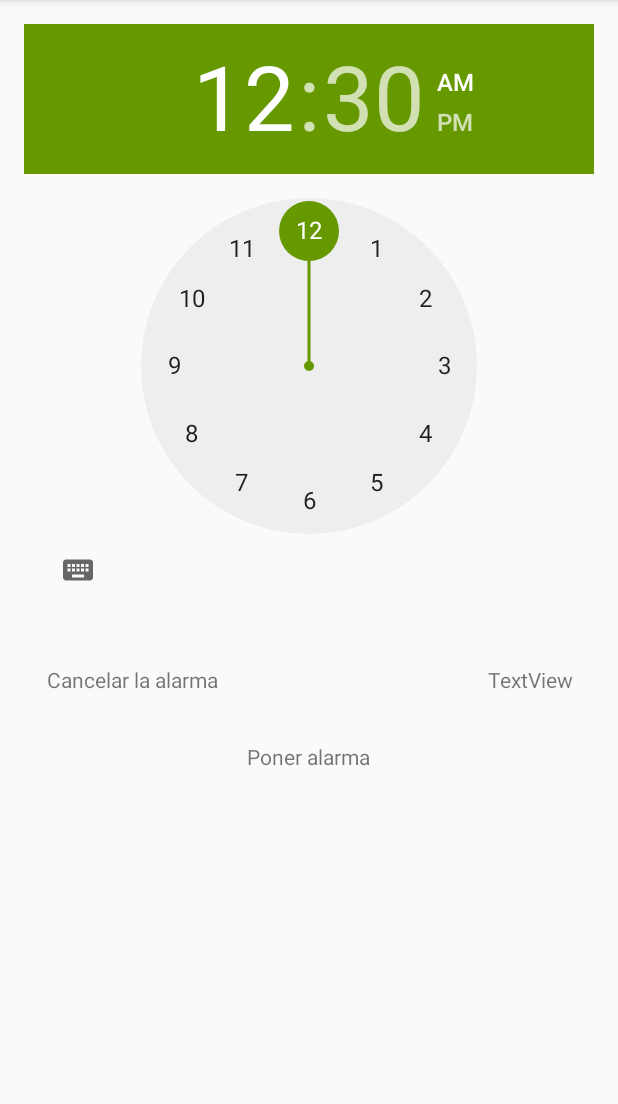
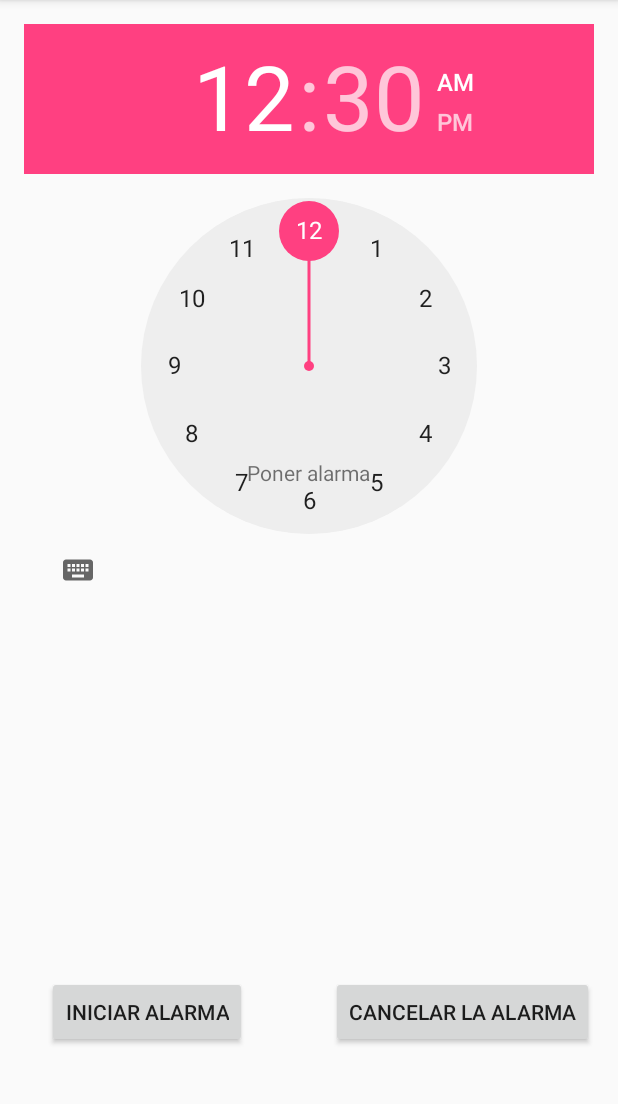
Before and after one commit to Itzli2000/Android, an Android app: the screen it shows after launch (Tiempo2Activity), on a phone screen of 412 x 824 dp, the part 84-1188 px from its top. Run offline under Robolectric (Android 15) with nearby library versions, the phone set to English and light mode, and no system bars.

Commit message:
Iniciando es sistema de alarma

```diff
--- a/Tiempo2/app/src/main/java/com/example/itzli/tiempo2/Tiempo2Activity.java
+++ b/Tiempo2/app/src/main/java/com/example/itzli/tiempo2/Tiempo2Activity.java
@@ -1,6 +1,8 @@
 package com.example.itzli.tiempo2;
 
+import android.app.AlarmManager;
 import android.app.TimePickerDialog;
+import android.content.Context;
 import android.os.Build;
 import android.support.annotation.RequiresApi;
 import android.support.v7.app.AppCompatActivity;
@@ -8,21 +10,27 @@ import android.os.Bundle;
 import android.text.format.DateFormat;
 import android.view.View;
 import android.widget.Button;
+import android.widget.TextView;
 import android.widget.TimePicker;
 import android.widget.Toast;
 
 import java.util.Calendar;
 
-public class Tiempo2Activity extends AppCompatActivity implements TimePickerDialog.OnTimeSetListener{
+public class Tiempo2Activity extends AppCompatActivity {
 
-    private TimePicker timePicker;
-    private Button btn;
+    TimePicker timePicker;
+    TextView update_text;
+    Context context;
+    AlarmManager alarmManager;
 
     @RequiresApi(api = Build.VERSION_CODES.M)
     @Override
     protected void onCreate(Bundle savedInstanceState) {
         super.onCreate(savedInstanceState);
         setContentView(R.layout.activity_tiempo2);
+        this.context =  this;
+        timePicker = (TimePicker) findViewById(R.id.timePicker);
+        alarmManager = (AlarmManager) getSystemService(ALARM_SERVICE);
 
         int hour = 0;
         int min = 0;
@@ -33,12 +41,33 @@ public class Tiempo2Activity extends AppCompatActivity implements TimePickerDial
             hour = timePicker.getHour();
             min = timePicker.getMinute();
         }
+
+        update_text = (TextView) findViewById(R.id.update_text);
+        Calendar calendar = Calendar.getInstance();
+
+        final Button start_alarm = (Button) findViewById(R.id.set_alarm);
+        Button cancel_alarm = (Button) findViewById(R.id.cancel);
+
+        start_alarm.setOnClickListener(new View.OnClickListener() {
+            @Override
+            public void onClick(View view) {
+
+                start_alarm_text("Alarma iniciada");
+
+            }
+        });
+
+
+        cancel_alarm.setOnClickListener(new View.OnClickListener() {
+            @Override
+            public void onClick(View view) {
+                start_alarm_text("Alarma cancelada");
+            }
+        });
     }
 
-    @Override
-    public void onTimeSet(TimePicker timePicker, int hour, int minute) {
-        btn = (Button) findViewById(R.id.alarmBtn);
+    private void start_alarm_text(String output) {
+        update_text.setText(output);
+    }
 
-
-    }
 }
--- a/Tiempo2/app/src/main/res/layout/activity_tiempo2.xml
+++ b/Tiempo2/app/src/main/res/layout/activity_tiempo2.xml
@@ -11,48 +11,42 @@
     tools:context="com.example.itzli.tiempo2.Tiempo2Activity">
 
 
+    <Button
+        android:text="@string/set_alarm"
+        android:layout_width="wrap_content"
+        android:layout_height="wrap_content"
+        android:id="@+id/set_alarm"
+        android:layout_alignParentBottom="true"
+        android:layout_toLeftOf="@+id/update_text"
+        android:layout_toStartOf="@+id/update_text"
+        android:layout_marginBottom="53dp" />
+
     <TimePicker
         android:layout_width="wrap_content"
         android:layout_height="wrap_content"
+        android:id="@+id/timePicker"
         android:layout_alignParentTop="true"
-        android:layout_centerHorizontal="true"
-        android:id="@+id/timePicker"
-        android:headerBackground="@android:color/holo_green_dark"
-        android:numbersSelectorColor="@android:color/holo_green_dark" />
-
-
-    <TextView
-        android:text="TextView"
-        android:layout_width="wrap_content"
-        android:layout_height="wrap_content"
-        android:id="@+id/cancel"
-        android:layout_alignBaseline="@+id/set_alarm"
-        android:layout_alignBottom="@+id/set_alarm"
-        android:layout_alignParentRight="true"
-        android:layout_alignParentEnd="true"
-        android:layout_marginRight="14dp"
-        android:layout_marginEnd="14dp" />
-
-    <TextView
-        android:text="@string/cancel_alarm"
-        android:layout_width="wrap_content"
-        android:layout_height="wrap_content"
-        android:id="@+id/set_alarm"
-        android:layout_marginTop="39dp"
-        android:layout_below="@+id/timePicker"
+        android:layout_toEndOf="@+id/update_text"
         android:layout_alignParentLeft="true"
-        android:layout_alignParentStart="true"
-        android:layout_marginLeft="15dp"
-        android:layout_marginStart="15dp" />
+        android:layout_alignParentStart="true" />
 
     <TextView
         android:text="Poner alarma"
         android:layout_width="wrap_content"
         android:layout_height="wrap_content"
-        android:layout_below="@+id/set_alarm"
+        android:id="@+id/update_text"
+        android:layout_alignBottom="@+id/timePicker"
         android:layout_centerHorizontal="true"
-        android:layout_marginTop="32dp"
-        android:id="@+id/update_text" />
+        android:layout_marginBottom="79dp" />
+
+    <Button
+        android:text="@string/cancel_alarm"
+        android:layout_width="wrap_content"
+        android:layout_height="wrap_content"
+        android:id="@+id/cancel"
+        android:layout_alignBottom="@+id/set_alarm"
+        android:layout_alignParentRight="true"
+        android:layout_alignParentEnd="true" />
 
 
 </RelativeLayout>
```
